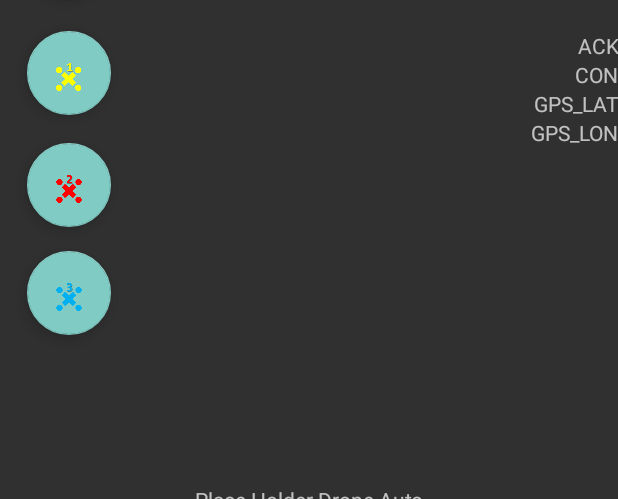
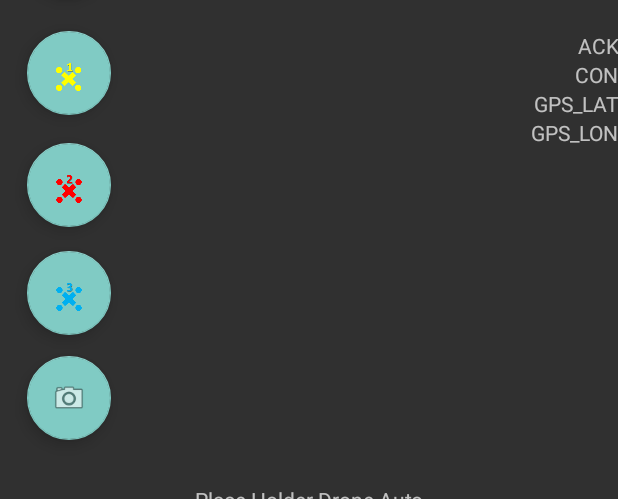
Before and after one commit to Hudayday/PIGSDrone, an Android app: the dronesAutoActivity screen opened directly, with no data from a screen before it, on a phone screen of 412 x 824 dp, the part 119-618 px from its top. Run offline under Robolectric (Android 15) with nearby library versions, the phone set to English and light mode, and no system bars.

Commit message:
focus supported

```diff
--- a/app/src/main/res/layout/activity_drones_auto.xml
+++ b/app/src/main/res/layout/activity_drones_auto.xml
@@ -430,4 +430,17 @@
         app:layout_constraintVertical_bias="0.03"
         app:srcCompat="@mipmap/drone3" />
 
+    <com.google.android.material.floatingactionbutton.FloatingActionButton
+        android:id="@+id/imageCaptureButton"
+        android:layout_width="wrap_content"
+        android:layout_height="wrap_content"
+        android:clickable="true"
+        app:layout_constraintBottom_toBottomOf="parent"
+        app:layout_constraintEnd_toEndOf="parent"
+        app:layout_constraintHorizontal_bias="0.05"
+        app:layout_constraintStart_toStartOf="parent"
+        app:layout_constraintTop_toBottomOf="@+id/drone3FocusButton"
+        app:layout_constraintVertical_bias="0.03"
+        app:srcCompat="@android:drawable/ic_menu_camera" />
+
 </androidx.constraintlayout.widget.ConstraintLayout>
```
Also changed, not shown: app/src/main/java/com/huday/overwatchdrone/dronesAutoActivity.java (+25 -0 lines).
